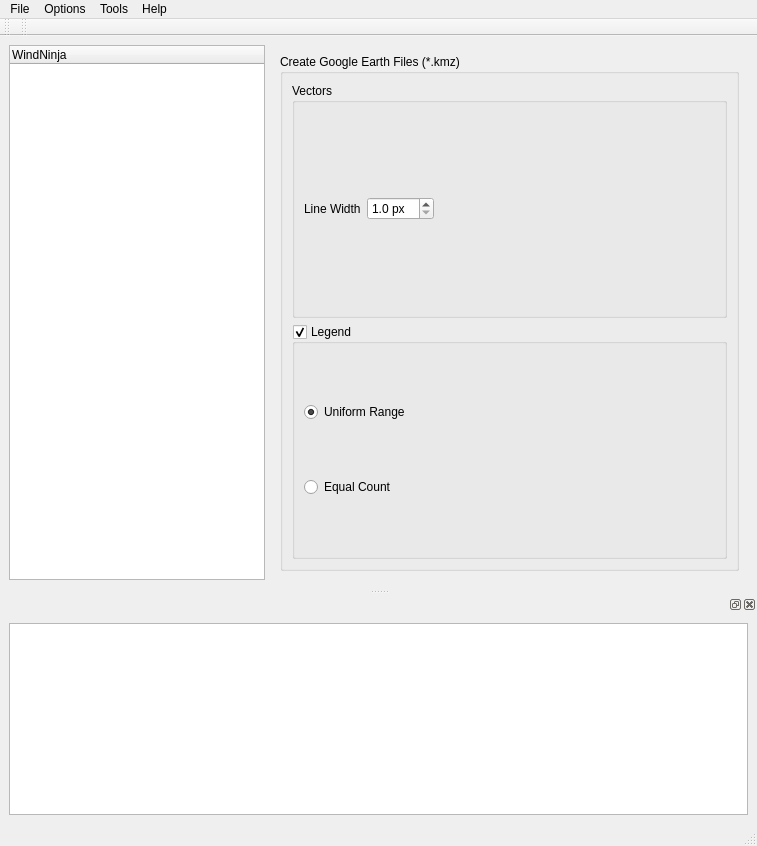
Before: the Qt Designer form src/gui/ui/mainwindow.ui in YulongMa/windninja, drawn with Qt 5.
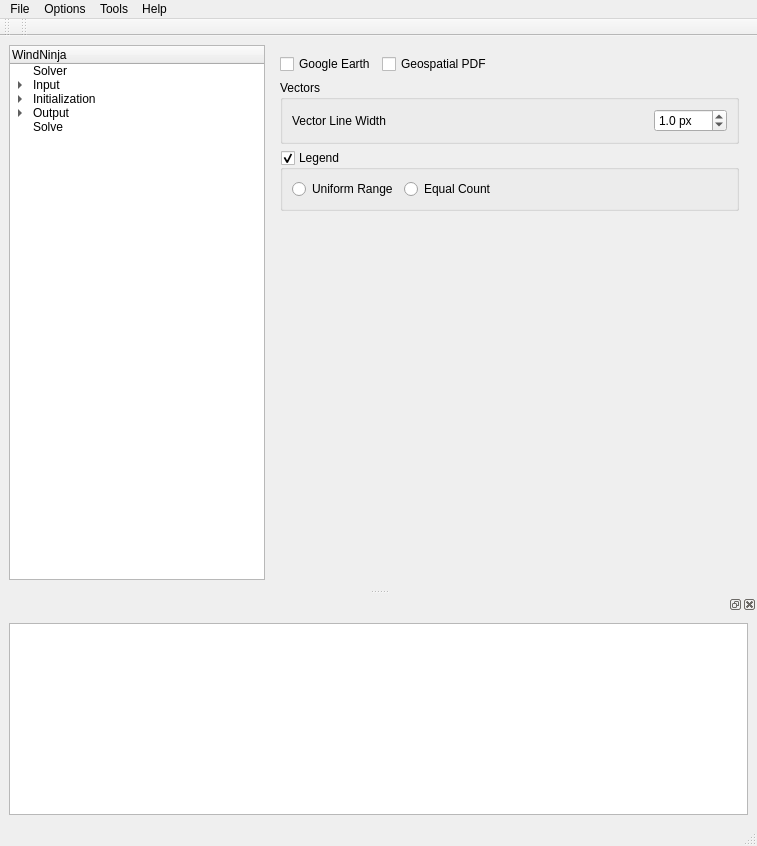
After: the same form once the commit is applied. The open tabs and pages were chosen to show the change.

Patch:
```diff
--- a/src/gui/ui/mainwindow.ui
+++ b/src/gui/ui/mainwindow.ui
@@ -28,6 +28,71 @@
         <string>WindNinja</string>
        </property>
       </column>
+      <item>
+       <property name="text">
+        <string>Solver</string>
+       </property>
+      </item>
+      <item>
+       <property name="text">
+        <string>Input</string>
+       </property>
+       <item>
+        <property name="text">
+         <string>Surface</string>
+        </property>
+       </item>
+       <item>
+        <property name="text">
+         <string>Diurnal</string>
+        </property>
+       </item>
+       <item>
+        <property name="text">
+         <string>Stability (experimental)</string>
+        </property>
+       </item>
+      </item>
+      <item>
+       <property name="text">
+        <string>Initialization</string>
+       </property>
+       <item>
+        <property name="text">
+         <string>General Wind</string>
+        </property>
+       </item>
+       <item>
+        <property name="text">
+         <string>Weather Station</string>
+        </property>
+       </item>
+       <item>
+        <property name="text">
+         <string>Weather Forecast</string>
+        </property>
+       </item>
+      </item>
+      <item>
+       <property name="text">
+        <string>Output</string>
+       </property>
+       <item>
+        <property name="text">
+         <string>GIS</string>
+        </property>
+       </item>
+       <item>
+        <property name="text">
+         <string>Styled</string>
+        </property>
+       </item>
+      </item>
+      <item>
+       <property name="text">
+        <string>Solve</string>
+       </property>
+      </item>
      </widget>
     </item>
     <item>
@@ -615,6 +680,46 @@
           </item>
          </layout>
         </item>
+        <item>
+         <widget class="QGroupBox" name="groupBox_5">
+          <property name="title">
+           <string>Output Resoution</string>
+          </property>
+          <property name="checkable">
+           <bool>false</bool>
+          </property>
+          <layout class="QVBoxLayout" name="verticalLayout_13">
+           <item>
+            <layout class="QHBoxLayout" name="horizontalLayout_15">
+             <item>
+              <widget class="QCheckBox" name="checkBox_5">
+               <property name="text">
+                <string>Use Mesh Resolution</string>
+               </property>
+              </widget>
+             </item>
+             <item>
+              <widget class="QDoubleSpinBox" name="doubleSpinBox_4"/>
+             </item>
+             <item>
+              <widget class="QRadioButton" name="radioButton_5">
+               <property name="text">
+                <string>Meters</string>
+               </property>
+              </widget>
+             </item>
+             <item>
+              <widget class="QRadioButton" name="radioButton_6">
+               <property name="text">
+                <string>Feet</string>
+               </property>
+              </widget>
+             </item>
+            </layout>
+           </item>
+          </layout>
+         </widget>
+        </item>
         <item>
          <layout class="QHBoxLayout" name="horizontalLayout_8">
           <item>
@@ -667,97 +772,137 @@
         </item>
        </layout>
       </widget>
-      <widget class="QWidget" name="kmlPage">
-       <layout class="QVBoxLayout" name="verticalLayout_17">
+      <widget class="QWidget" name="page">
+       <layout class="QVBoxLayout" name="verticalLayout_18">
         <item>
-         <widget class="QGroupBox" name="groupBox_5">
+         <layout class="QHBoxLayout" name="horizontalLayout_17">
+          <item>
+           <widget class="QCheckBox" name="checkBox_6">
+            <property name="text">
+             <string>Google Earth</string>
+            </property>
+           </widget>
+          </item>
+          <item>
+           <widget class="QCheckBox" name="checkBox_7">
+            <property name="text">
+             <string>Geospatial PDF</string>
+            </property>
+           </widget>
+          </item>
+          <item>
+           <spacer name="horizontalSpacer_15">
+            <property name="orientation">
+             <enum>Qt::Horizontal</enum>
+            </property>
+            <property name="sizeHint" stdset="0">
+             <size>
+              <width>40</width>
+              <height>20</height>
+             </size>
+            </property>
+           </spacer>
+          </item>
+         </layout>
+        </item>
+        <item>
+         <widget class="QGroupBox" name="groupBox_7">
           <property name="title">
-           <string>Create Google Earth Files (*.kmz)</string>
+           <string>Vectors</string>
           </property>
-          <layout class="QVBoxLayout" name="verticalLayout_18">
+          <layout class="QVBoxLayout" name="verticalLayout_17">
            <item>
-            <widget class="QGroupBox" name="groupBox_6">
-             <property name="title">
-              <string>Vectors</string>
+            <layout class="QHBoxLayout" name="horizontalLayout_9">
+             <item>
+              <widget class="QLabel" name="label_10">
+               <property name="text">
+                <string>Vector Line Width</string>
+               </property>
+              </widget>
+             </item>
+             <item>
+              <spacer name="horizontalSpacer_8">
+               <property name="orientation">
+                <enum>Qt::Horizontal</enum>
+               </property>
+               <property name="sizeHint" stdset="0">
+                <size>
+                 <width>40</width>
+                 <height>20</height>
+                </size>
+               </property>
+              </spacer>
+             </item>
+             <item>
+              <widget class="QDoubleSpinBox" name="doubleSpinBox_2">
+               <property name="suffix">
+                <string> px</string>
+               </property>
+               <property name="decimals">
+                <number>1</number>
+               </property>
+               <property name="value">
+                <double>1.000000000000000</double>
+               </property>
+              </widget>
+             </item>
+            </layout>
+           </item>
+          </layout>
+         </widget>
+        </item>
+        <item>
+         <widget class="QGroupBox" name="groupBox_8">
+          <property name="title">
+           <string>Legend</string>
+          </property>
+          <property name="checkable">
+           <bool>true</bool>
+          </property>
+          <layout class="QHBoxLayout" name="horizontalLayout_16">
+           <item>
+            <widget class="QRadioButton" name="radioButton_7">
+             <property name="text">
+              <string>Uniform Range</string>
              </property>
-             <layout class="QHBoxLayout" name="horizontalLayout_9">
-              <item>
-               <widget class="QLabel" name="label_10">
-                <property name="text">
-                 <string>Line Width</string>
-                </property>
-               </widget>
-              </item>
-              <item>
-               <widget class="QDoubleSpinBox" name="doubleSpinBox_2">
-                <property name="suffix">
-                 <string> px</string>
-                </property>
-                <property name="decimals">
-                 <number>1</number>
-                </property>
-                <property name="minimum">
-                 <double>1.000000000000000</double>
-                </property>
-                <property name="maximum">
-                 <double>10.000000000000000</double>
-                </property>
-                <property name="singleStep">
-                 <double>0.100000000000000</double>
-                </property>
-               </widget>
-              </item>
-              <item>
-               <spacer name="horizontalSpacer_8">
-                <property name="orientation">
-                 <enum>Qt::Horizontal</enum>
-                </property>
-                <property name="sizeHint" stdset="0">
-                 <size>
-                  <width>40</width>
-                  <height>20</height>
-                 </size>
-                </property>
-               </spacer>
-              </item>
-             </layout>
             </widget>
            </item>
            <item>
-            <widget class="QGroupBox" name="groupBox_7">
-             <property name="title">
-              <string>Legend</string>
+            <widget class="QRadioButton" name="radioButton_8">
+             <property name="text">
+              <string>Equal Count</string>
              </property>
-             <property name="checkable">
-              <bool>true</bool>
-             </property>
-             <layout class="QVBoxLayout" name="verticalLayout_19">
-              <item>
-               <widget class="QRadioButton" name="radioButton_6">
-                <property name="text">
-                 <string>Uniform Range</string>
-                </property>
-                <property name="checked">
-                 <bool>true</bool>
-                </property>
-               </widget>
-              </item>
-              <item>
-               <widget class="QRadioButton" name="radioButton_5">
-                <property name="text">
-                 <string>Equal Count</string>
-                </property>
-                <property name="checked">
-                 <bool>false</bool>
-                </property>
-               </widget>
-              </item>
-             </layout>
             </widget>
            </item>
+           <item>
+            <spacer name="horizontalSpacer_14">
+             <property name="orientation">
+              <enum>Qt::Horizontal</enum>
+             </property>
+             <property name="sizeHint" stdset="0">
+              <size>
+               <width>40</width>
+               <height>20</height>
+              </size>
+             </property>
+            </spacer>
+           </item>
           </layout>
          </widget>
         </item>
+        <item>
+         <spacer name="verticalSpacer_8">
+          <property name="orientation">
+           <enum>Qt::Vertical</enum>
+          </property>
+          <property name="sizeHint" stdset="0">
+           <size>
+            <width>20</width>
+            <height>40</height>
+           </size>
+          </property>
+         </spacer>
+        </item>
        </layout>
       </widget>
      </widget>
```
Left out of the diff: 284 changed lines with no effect on the pictures.
